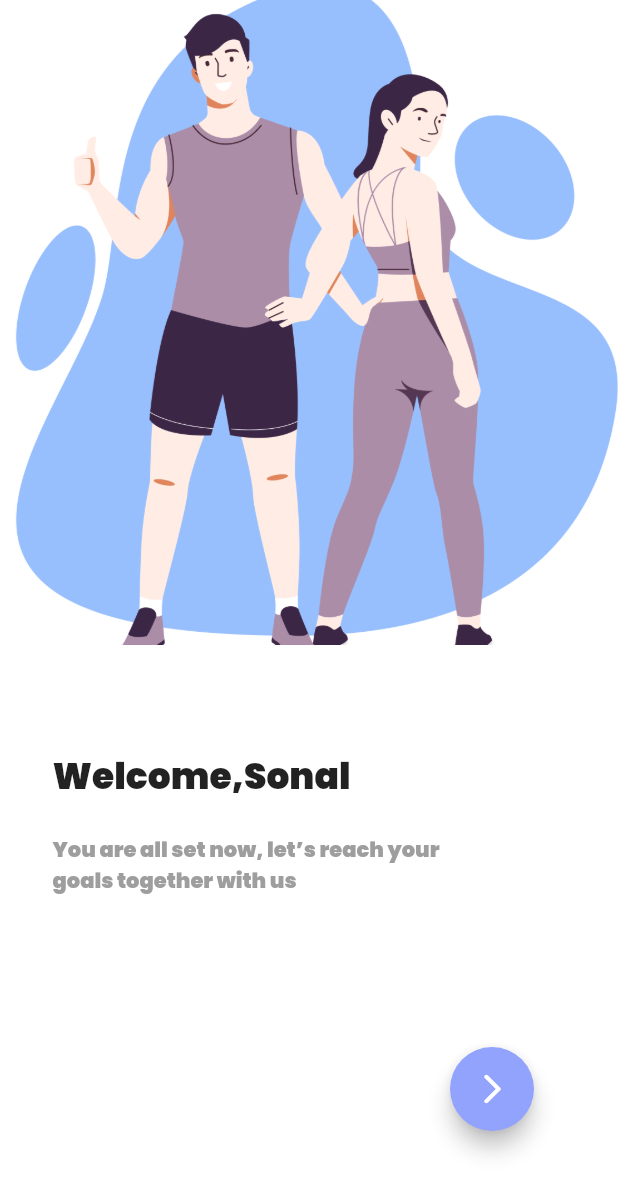
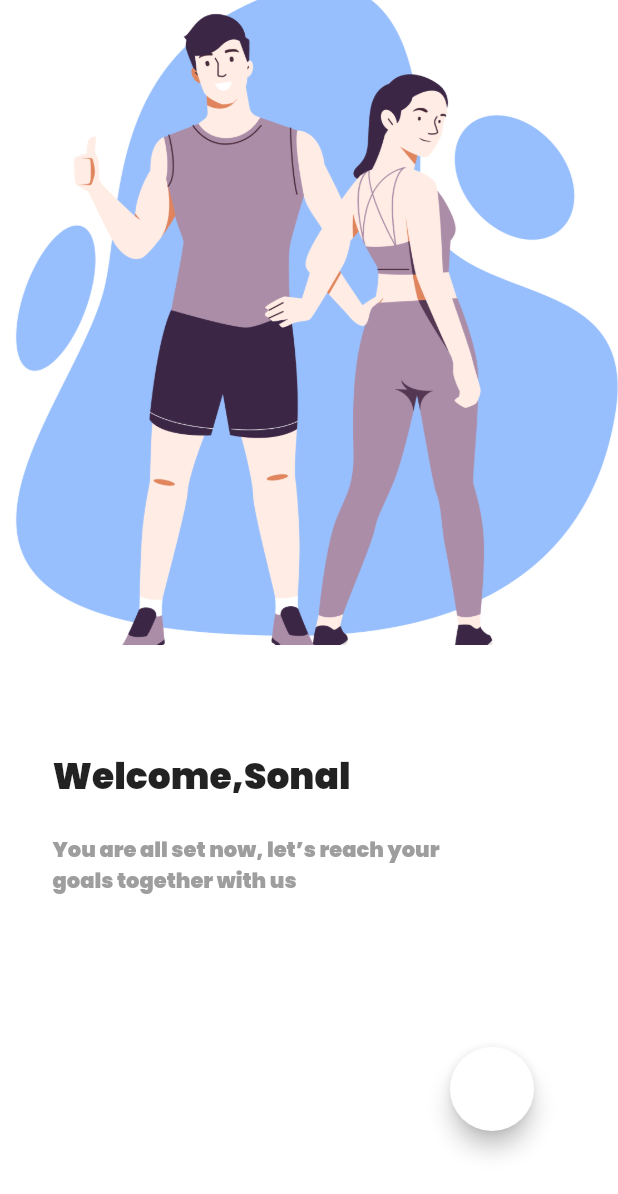
Before and after one commit to Sonal-1601/fitness_tracker, a Flutter app: the WelcomePage screen opened directly, on a phone screen of 412 x 824 dp. Shown: the top 1194 px of the screen. Run offline on Flutter 3.47's test engine with Material 2 defaults, Android fonts, the phone set to English and light mode, and no system bars; our stand-ins replace unicons.

Commit message:
changed color

```diff
--- a/lib/welcome_page.dart
+++ b/lib/welcome_page.dart
@@ -63,7 +63,7 @@ class _WelcomePageState extends State<WelcomePage> {
 
 
                 },
-                backgroundColor: Color(0xff92A3FD),
+                backgroundColor: Colors.white,
                 child: const Icon(Icons.arrow_forward_ios_rounded),
               ),
             ],
```
